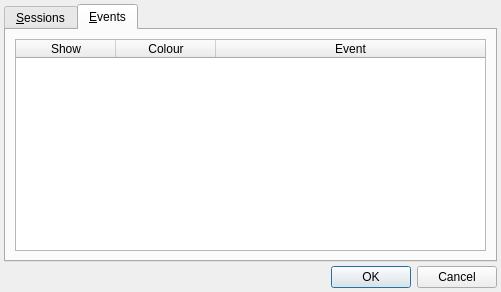
Before: the Qt Designer form preferencesdialog.ui in sbonaime/sleepyhead-code., drawn with Qt 5.
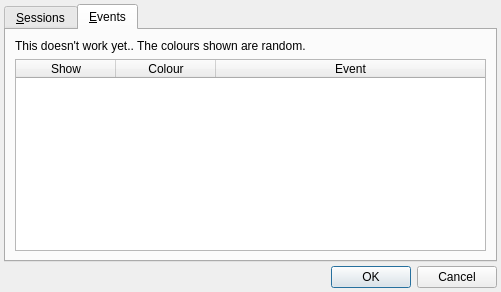
After: the same form once the commit is applied. The open tabs and pages were chosen to show the change.

Commit message: Boring stuff and a windows build fix

Diff of the .ui file:
```diff
--- a/preferencesdialog.ui
+++ b/preferencesdialog.ui
@@ -255,6 +255,13 @@
        <string>&amp;Events</string>
       </attribute>
       <layout class="QVBoxLayout" name="verticalLayout_3">
+       <item>
+        <widget class="QLabel" name="label_6">
+         <property name="text">
+          <string>This doesn't work yet.. The colours shown are random.</string>
+         </property>
+        </widget>
+       </item>
        <item>
         <widget class="QTableWidget" name="eventTable">
          <property name="sortingEnabled">
```
Left out of the diff: 2 changed lines with no effect on the pictures. The commit also changes 2 other files.
